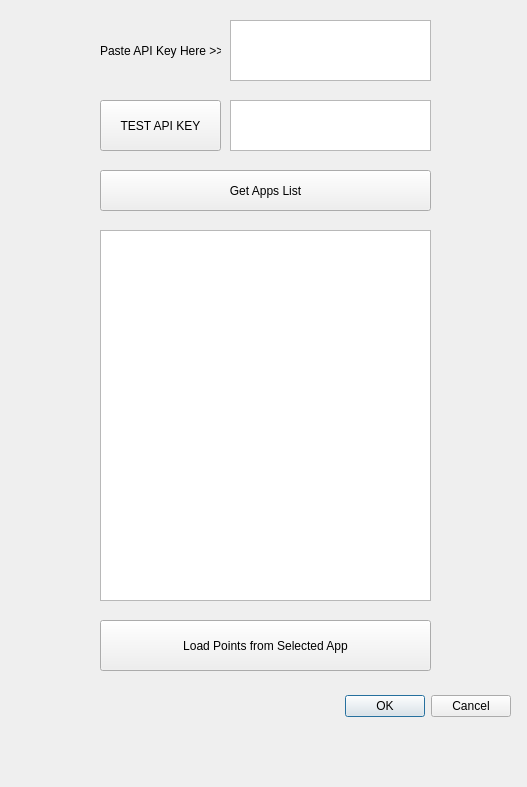
First picture: the form in fulcrum_sync_dialog_base.ui, repository staffordsmith83/fulcrum_sync, before the edit.
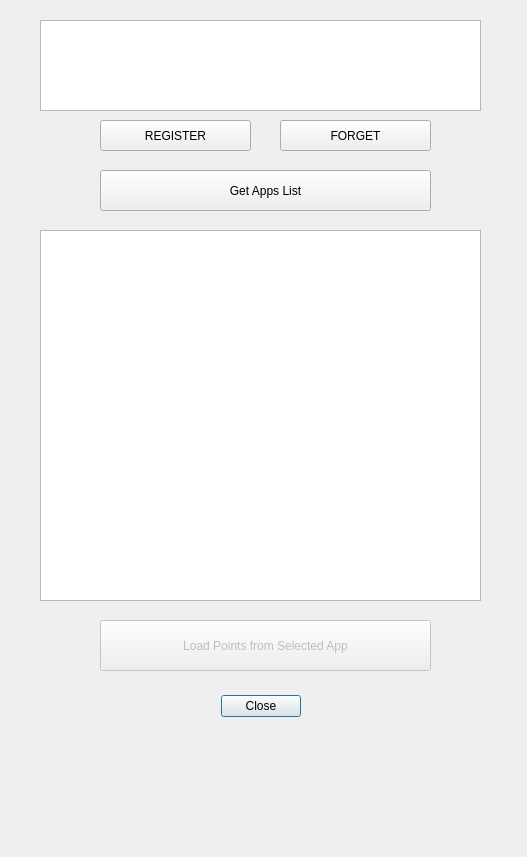
Second picture: the form after the edit. Icons and pictures are not drawn.

Commit message: User API Key is now saved to QGIS program info, remembered for current user.

```diff
--- a/fulcrum_sync_dialog_base.ui
+++ b/fulcrum_sync_dialog_base.ui
@@ -7,7 +7,7 @@
     <x>0</x>
     <y>0</y>
     <width>527</width>
-    <height>787</height>
+    <height>857</height>
    </rect>
   </property>
   <property name="windowTitle">
@@ -16,7 +16,7 @@
   <widget class="QDialogButtonBox" name="button_box">
    <property name="geometry">
     <rect>
-     <x>170</x>
+     <x>90</x>
      <y>690</y>
      <width>341</width>
      <height>32</height>
@@ -26,7 +26,10 @@
     <enum>Qt::Horizontal</enum>
    </property>
    <property name="standardButtons">
-    <set>QDialogButtonBox::Cancel|QDialogButtonBox::Ok</set>
+    <set>QDialogButtonBox::Close</set>
+   </property>
+   <property name="centerButtons">
+    <bool>true</bool>
    </property>
   </widget>
   <widget class="QPushButton" name="getAppsButton">
@@ -46,16 +49,19 @@
    <property name="geometry">
     <rect>
      <x>100</x>
-     <y>100</y>
-     <width>121</width>
-     <height>51</height>
+     <y>120</y>
+     <width>151</width>
+     <height>31</height>
     </rect>
    </property>
    <property name="text">
-    <string>TEST API KEY</string>
+    <string>REGISTER</string>
    </property>
   </widget>
-  <widget class="QPushButton" name="pushButton_3">
+  <widget class="QPushButton" name="loadPointsButton">
+   <property name="enabled">
+    <bool>false</bool>
+   </property>
    <property name="geometry">
     <rect>
      <x>100</x>
@@ -71,9 +77,9 @@
   <widget class="QListWidget" name="listWidget">
    <property name="geometry">
     <rect>
-     <x>100</x>
+     <x>40</x>
      <y>230</y>
-     <width>331</width>
+     <width>441</width>
      <height>371</height>
     </rect>
    </property>
@@ -81,10 +87,10 @@
   <widget class="QTextEdit" name="apiInput">
    <property name="geometry">
     <rect>
-     <x>230</x>
+     <x>40</x>
      <y>20</y>
-     <width>201</width>
-     <height>61</height>
+     <width>441</width>
+     <height>91</height>
     </rect>
    </property>
    <property name="toolTip">
@@ -94,27 +100,36 @@
     <number>5</number>
    </property>
   </widget>
-  <widget class="QTextEdit" name="userNameTextbox">
+  <widget class="QPushButton" name="forgetButton">
    <property name="geometry">
     <rect>
-     <x>230</x>
-     <y>100</y>
-     <width>201</width>
-     <height>51</height>
+     <x>280</x>
+     <y>120</y>
+     <width>151</width>
+     <height>31</height>
     </rect>
    </property>
+   <property name="text">
+    <string>FORGET</string>
+   </property>
   </widget>
   <widget class="QLabel" name="label">
    <property name="geometry">
     <rect>
-     <x>100</x>
-     <y>30</y>
-     <width>121</width>
-     <height>41</height>
+     <x>16</x>
+     <y>753</y>
+     <width>501</width>
+     <height>101</height>
     </rect>
    </property>
    <property name="text">
-    <string>Paste API Key Here &gt;&gt;&gt;</string>
+    <string/>
+   </property>
+   <property name="textFormat">
+    <enum>Qt::RichText</enum>
+   </property>
+   <property name="pixmap">
+    <pixmap resource="resources.qrc">:/plugins/fulcrum_sync/winyama_logo_transparent.png</pixmap>
    </property>
   </widget>
  </widget>
```
Left out of the diff: 3 changed lines with no effect on the pictures. The commit also changes 5 other files.
